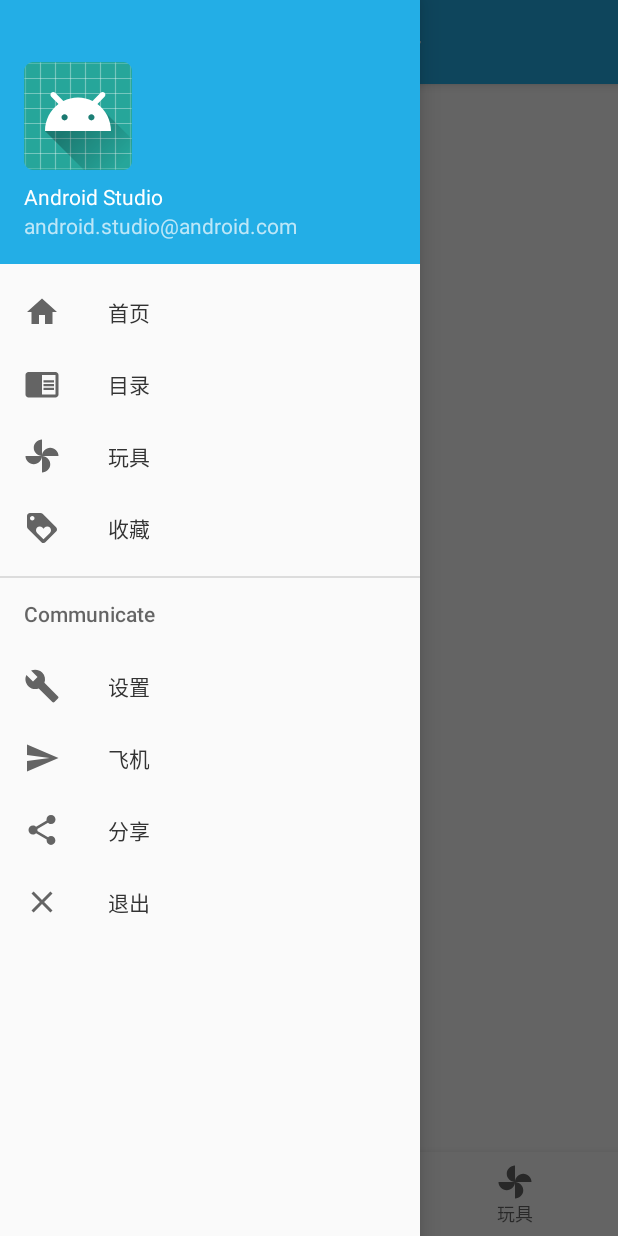
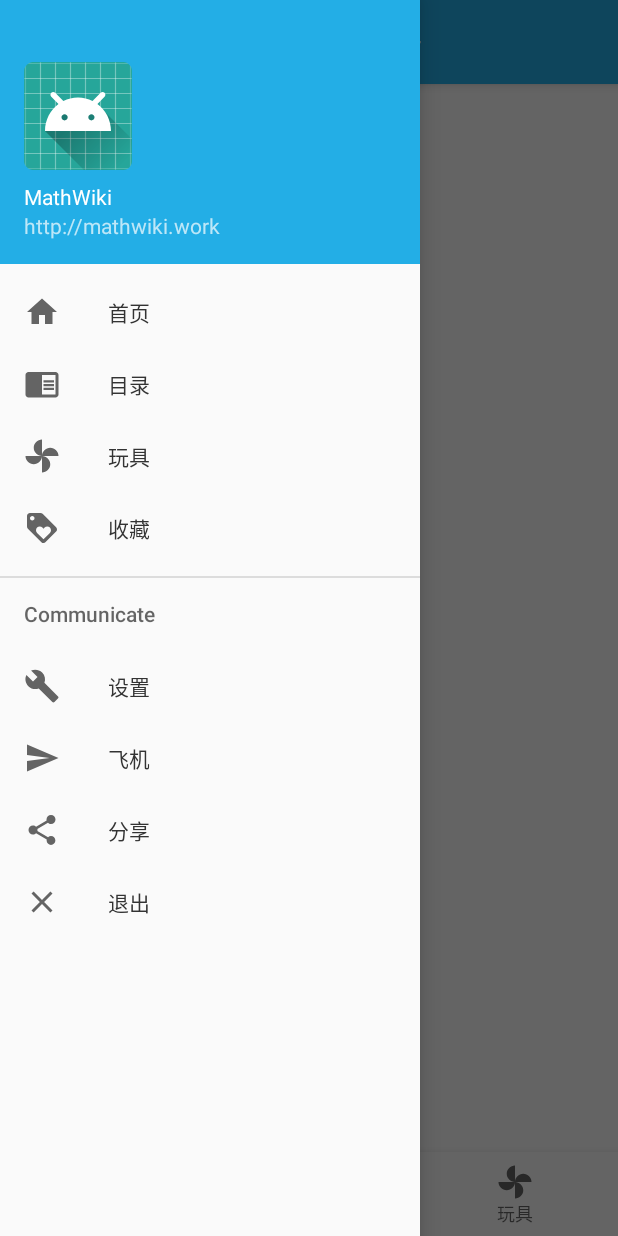
Before and after one commit to dexfire/hyper-math_app_android, an Android app: the screen it shows after launch (MainActivity), with the side drawer open, on a phone screen of 412 x 824 dp. Run offline under Robolectric (Android 15) with nearby library versions, the phone set to English and light mode, and no system bars.

Commit message:
add navigation header text

```diff
--- a/app/src/main/res/layout/nav_header_main.xml
+++ b/app/src/main/res/layout/nav_header_main.xml
@@ -23,13 +23,13 @@
         android:layout_width="match_parent"
         android:layout_height="wrap_content"
         android:paddingTop="@dimen/nav_header_vertical_spacing"
-        android:text="Android Studio"
+        android:text="@string/app_name"
         android:textAppearance="@style/TextAppearance.AppCompat.Body1" />
 
     <TextView
         android:id="@+id/textView"
         android:layout_width="wrap_content"
         android:layout_height="wrap_content"
-        android:text="android.studio@android.com" />
+        android:text="@string/app_website" />
 
 </LinearLayout>
```
